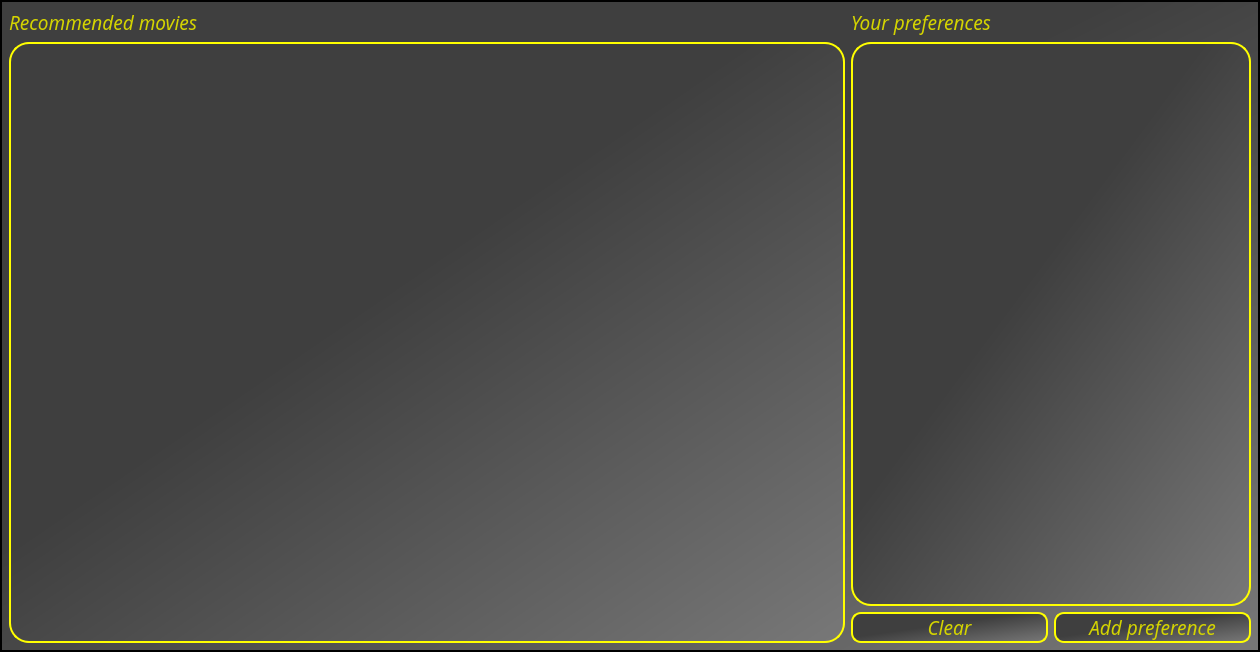
Raikils/project_term_2, file Films for you/mainwindow.ui: the form before one commit.
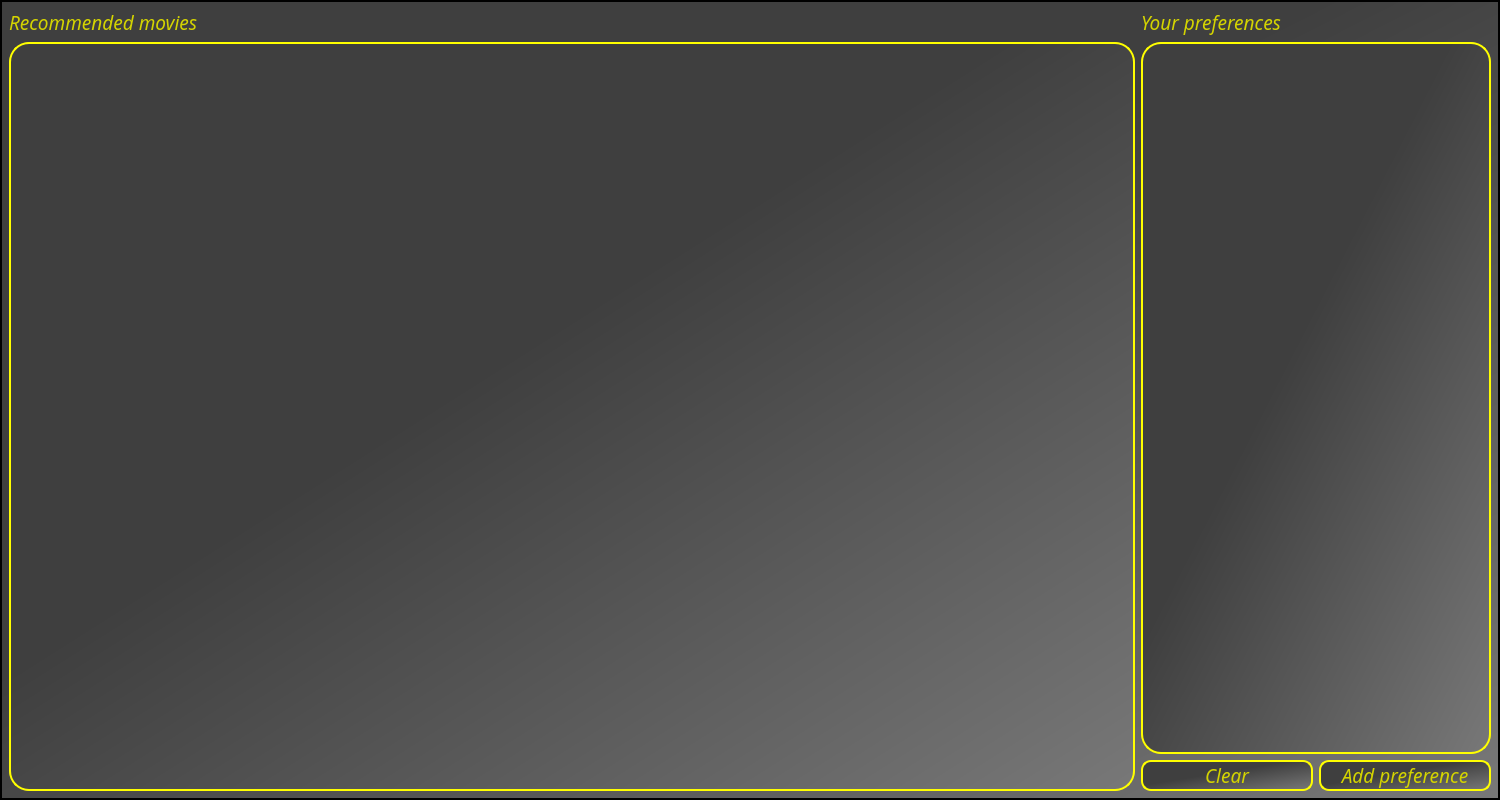
The form after the commit.

```diff
--- a/Films for you/mainwindow.ui
+++ b/Films for you/mainwindow.ui
@@ -6,10 +6,22 @@
    <rect>
     <x>0</x>
     <y>0</y>
-    <width>1260</width>
-    <height>652</height>
+    <width>1500</width>
+    <height>800</height>
    </rect>
   </property>
+  <property name="minimumSize">
+   <size>
+    <width>1500</width>
+    <height>800</height>
+   </size>
+  </property>
+  <property name="maximumSize">
+   <size>
+    <width>16777215</width>
+    <height>16777215</height>
+   </size>
+  </property>
   <property name="windowTitle">
    <string>MainWindow</string>
   </property>
@@ -45,7 +57,7 @@
        </widget>
       </item>
       <item>
-       <widget class="QTextBrowser" name="textBrowser">
+       <widget class="QListWidget" name="listWidget_2">
         <property name="styleSheet">
          <string notr="true">border-color: rgb(255, 255, 0);
 border-radius:20px;</string>
@@ -89,7 +101,7 @@
           </property>
           <property name="maximumSize">
            <size>
-            <width>400</width>
+            <width>350</width>
             <height>16777215</height>
            </size>
           </property>
```
